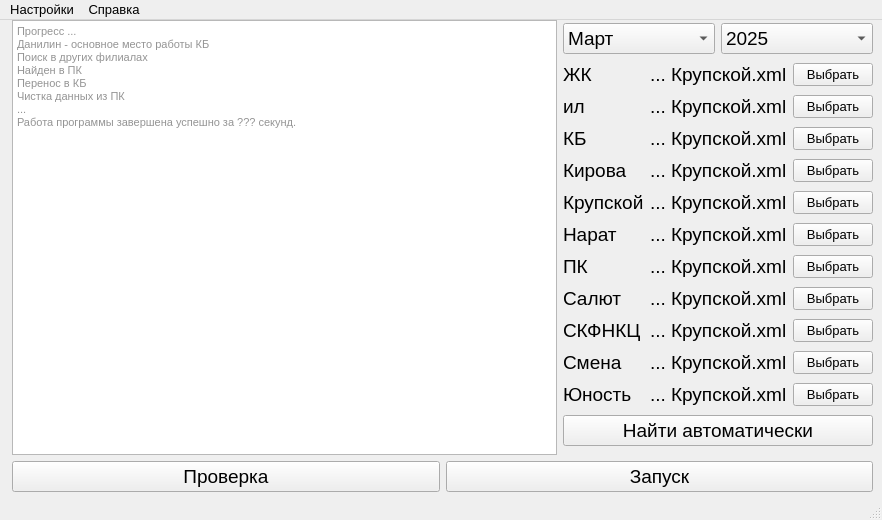
This is ui/Main.ui in Killk4/xmc1C as Qt 5 draws it before an edit. The edited form follows.
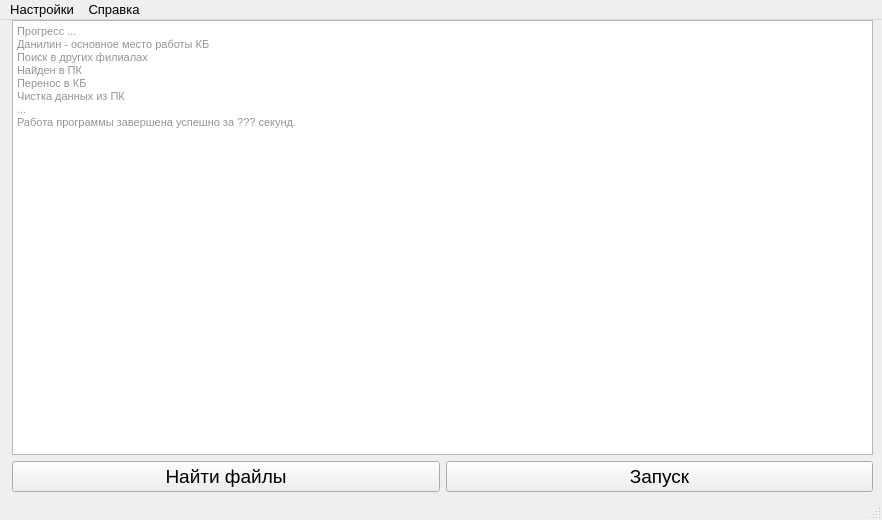
This is the edited form.

Commit message: Упрощенно взаимодействие с интерфесом

Diff of the .ui file:
```diff
--- a/ui/Main.ui
+++ b/ui/Main.ui
@@ -67,557 +67,12 @@
          </property>
         </widget>
        </item>
-       <item>
-        <layout class="QVBoxLayout" name="verticalLayout">
-         <item>
-          <layout class="QHBoxLayout" name="horizontalLayout_15">
-           <item>
-            <widget class="QComboBox" name="month_box">
-             <property name="font">
-              <font>
-               <pointsize>14</pointsize>
-              </font>
-             </property>
-             <property name="currentIndex">
-              <number>2</number>
-             </property>
-             <item>
-              <property name="text">
-               <string>Январь</string>
-              </property>
-             </item>
-             <item>
-              <property name="text">
-               <string>Февраль</string>
-              </property>
-             </item>
-             <item>
-              <property name="text">
-               <string>Март</string>
-              </property>
-             </item>
-             <item>
-              <property name="text">
-               <string>Апрель</string>
-              </property>
-             </item>
-             <item>
-              <property name="text">
-               <string>Май</string>
-              </property>
-             </item>
-             <item>
-              <property name="text">
-               <string>Июнь</string>
-              </property>
-             </item>
-             <item>
-              <property name="text">
-               <string>Июль</string>
-              </property>
-             </item>
-             <item>
-              <property name="text">
-               <string>Август</string>
-              </property>
-             </item>
-             <item>
-              <property name="text">
-               <string>Сентябрь</string>
-              </property>
-             </item>
-             <item>
-              <property name="text">
-               <string>Октябрь</string>
-              </property>
-             </item>
-             <item>
-              <property name="text">
-               <string>Ноябрь</string>
-              </property>
-             </item>
-             <item>
-              <property name="text">
-               <string>Декабрь</string>
-              </property>
-             </item>
-            </widget>
-           </item>
-           <item>
-            <widget class="QComboBox" name="year_box">
-             <property name="font">
-              <font>
-               <pointsize>14</pointsize>
-              </font>
-             </property>
-             <property name="currentText">
-              <string>2025</string>
-             </property>
-             <property name="currentIndex">
-              <number>5</number>
-             </property>
-             <item>
-              <property name="text">
-               <string>2020</string>
-              </property>
-             </item>
-             <item>
-              <property name="text">
-               <string>2021</string>
-              </property>
-             </item>
-             <item>
-              <property name="text">
-               <string>2022</string>
-              </property>
-             </item>
-             <item>
-              <property name="text">
-               <string>2023</string>
-              </property>
-             </item>
-             <item>
-              <property name="text">
-               <string>2024</string>
-              </property>
-             </item>
-             <item>
-              <property name="text">
-               <string>2025</string>
-              </property>
-             </item>
-            </widget>
-           </item>
-          </layout>
-         </item>
-         <item>
-          <layout class="QHBoxLayout" name="horizontalLayout_5">
-           <item>
-            <widget class="QLabel" name="JK_lable">
-             <property name="font">
-              <font>
-               <family>Tahoma</family>
-               <pointsize>14</pointsize>
-              </font>
-             </property>
-             <property name="text">
-              <string>ЖК</string>
-             </property>
-            </widget>
-           </item>
-           <item>
-            <widget class="QLabel" name="JK_file_label">
-             <property name="font">
-              <font>
-               <family>Tahoma</family>
-               <pointsize>14</pointsize>
-              </font>
-             </property>
-             <property name="text">
-              <string>... Крупской.xml</string>
-             </property>
-            </widget>
-           </item>
-           <item>
-            <widget class="QPushButton" name="JK_select_btn">
-             <property name="text">
-              <string>Выбрать</string>
-             </property>
-            </widget>
-           </item>
-          </layout>
-         </item>
-         <item>
-          <layout class="QHBoxLayout" name="horizontalLayout">
-           <item>
-            <widget class="QLabel" name="IL_label">
-             <property name="font">
-              <font>
-               <family>Tahoma</family>
-               <pointsize>14</pointsize>
-              </font>
-             </property>
-             <property name="text">
-              <string>ил</string>
-             </property>
-            </widget>
-           </item>
-           <item>
-            <widget class="QLabel" name="IL_file_label">
-             <property name="font">
-              <font>
-               <family>Tahoma</family>
-               <pointsize>14</pointsize>
-              </font>
-             </property>
-             <property name="text">
-              <string>... Крупской.xml</string>
-             </property>
-            </widget>
-           </item>
-           <item>
-            <widget class="QPushButton" name="IL_select_btn">
-             <property name="text">
-              <string>Выбрать</string>
-             </property>
-            </widget>
-           </item>
-          </layout>
-         </item>
-         <item>
-          <layout class="QHBoxLayout" name="horizontalLayout_8">
-           <item>
-            <widget class="QLabel" name="KB_label">
-             <property name="font">
-              <font>
-               <family>Tahoma</family>
-               <pointsize>14</pointsize>
-              </font>
-             </property>
-             <property name="text">
-              <string>КБ</string>
-             </property>
-            </widget>
-           </item>
-           <item>
-            <widget class="QLabel" name="KB_file_label">
-             <property name="font">
-              <font>
-               <family>Tahoma</family>
-               <pointsize>14</pointsize>
-              </font>
-             </property>
-             <property name="text">
-              <string>... Крупской.xml</string>
-             </property>
-            </widget>
-           </item>
-           <item>
-            <widget class="QPushButton" name="KB_select_btn">
-             <property name="text">
-              <string>Выбрать</string>
-             </property>
-            </widget>
-           </item>
-          </layout>
-         </item>
-         <item>
-          <layout class="QHBoxLayout" name="horizontalLayout_4">
-           <item>
-            <widget class="QLabel" name="KV_label">
-             <property name="font">
-              <font>
-               <family>Tahoma</family>
-               <pointsize>14</pointsize>
-              </font>
-             </property>
-             <property name="text">
-              <string>Кирова</string>
-             </property>
-            </widget>
-           </item>
-           <item>
-            <widget class="QLabel" name="KV_file_label">
-             <property name="font">
-              <font>
-               <family>Tahoma</family>
-               <pointsize>14</pointsize>
-              </font>
-             </property>
-             <property name="text">
-              <string>... Крупской.xml</string>
-             </property>
-            </widget>
-           </item>
-           <item>
-            <widget class="QPushButton" name="KV_select_btn">
-             <property name="text">
-              <string>Выбрать</string>
-             </property>
-            </widget>
-           </item>
-          </layout>
-         </item>
-         <item>
-          <layout class="QHBoxLayout" name="horizontalLayout_12">
-           <item>
-            <widget class="QLabel" name="KP_label">
-             <property name="font">
-              <font>
-               <family>Tahoma</family>
-               <pointsize>14</pointsize>
-              </font>
-             </property>
-             <property name="text">
-              <string>Крупской</string>
-             </property>
-            </widget>
-           </item>
-           <item>
-            <widget class="QLabel" name="KP_file_label">
-             <property name="font">
-              <font>
-               <family>Tahoma</family>
-               <pointsize>14</pointsize>
-              </font>
-             </property>
-             <property name="text">
-              <string>... Крупской.xml</string>
-             </property>
-            </widget>
-           </item>
-           <item>
-            <widget class="QPushButton" name="KP_select_btn">
-             <property name="text">
-              <string>Выбрать</string>
-             </property>
-            </widget>
-           </item>
-          </layout>
-         </item>
-         <item>
-          <layout class="QHBoxLayout" name="horizontalLayout_6">
-           <item>
-            <widget class="QLabel" name="NR_label">
-             <property name="font">
-              <font>
-               <family>Tahoma</family>
-               <pointsize>14</pointsize>
-              </font>
-             </property>
-             <property name="text">
-              <string>Нарат</string>
-             </property>
-            </widget>
-           </item>
-           <item>
-            <widget class="QLabel" name="NR_file_label">
-             <property name="font">
-              <font>
-               <family>Tahoma</family>
-               <pointsize>14</pointsize>
-              </font>
-             </property>
-             <property name="text">
-              <string>... Крупской.xml</string>
-             </property>
-            </widget>
-           </item>
-           <item>
-            <widget class="QPushButton" name="NR_select_btn">
-             <property name="text">
-              <string>Выбрать</string>
-             </property>
-            </widget>
-           </item>
-          </layout>
-         </item>
-         <item>
-          <layout class="QHBoxLayout" name="horizontalLayout_7">
-           <item>
-            <widget class="QLabel" name="PK_label">
-             <property name="font">
-              <font>
-               <family>Tahoma</family>
-               <pointsize>14</pointsize>
-              </font>
-             </property>
-             <property name="text">
-              <string>ПК</string>
-             </property>
-            </widget>
-           </item>
-           <item>
-            <widget class="QLabel" name="PK_file_label">
-             <property name="font">
-              <font>
-               <family>Tahoma</family>
-               <pointsize>14</pointsize>
-              </font>
-             </property>
-             <property name="text">
-              <string>... Крупской.xml</string>
-             </property>
-            </widget>
-           </item>
-           <item>
-            <widget class="QPushButton" name="PK_select_btn">
-             <property name="text">
-              <string>Выбрать</string>
-             </property>
-            </widget>
-           </item>
-          </layout>
-         </item>
-         <item>
-          <layout class="QHBoxLayout" name="horizontalLayout_11">
-           <item>
-            <widget class="QLabel" name="SL_label">
-             <property name="font">
-              <font>
-               <family>Tahoma</family>
-               <pointsize>14</pointsize>
-              </font>
-             </property>
-             <property name="text">
-              <string>Салют</string>
-             </property>
-            </widget>
-           </item>
-           <item>
-            <widget class="QLabel" name="SL_file_label">
-             <property name="font">
-              <font>
-               <family>Tahoma</family>
-               <pointsize>14</pointsize>
-              </font>
-             </property>
-             <property name="text">
-              <string>... Крупской.xml</string>
-             </property>
-            </widget>
-           </item>
-           <item>
-            <widget class="QPushButton" name="SL_select_btn">
-             <property name="text">
-              <string>Выбрать</string>
-             </property>
-            </widget>
-           </item>
-          </layout>
-         </item>
-         <item>
-          <layout class="QHBoxLayout" name="horizontalLayout_9">
-           <item>
-            <widget class="QLabel" name="SK_label">
-             <property name="font">
-              <font>
-               <family>Tahoma</family>
-               <pointsize>14</pointsize>
-              </font>
-             </property>
-             <property name="text">
-              <string>СКФНКЦ</string>
-             </property>
-            </widget>
-           </item>
-           <item>
-            <widget class="QLabel" name="SK_file_label">
-             <property name="font">
-              <font>
-               <family>Tahoma</family>
-               <pointsize>14</pointsize>
-              </font>
-             </property>
-             <property name="text">
-              <string>... Крупской.xml</string>
-             </property>
-            </widget>
-           </item>
-           <item>
-            <widget class="QPushButton" name="SK_select_btn">
-             <property name="text">
-              <string>Выбрать</string>
-             </property>
-            </widget>
-           </item>
-          </layout>
-         </item>
-         <item>
-          <layout class="QHBoxLayout" name="horizontalLayout_10">
-           <item>
-            <widget class="QLabel" name="SM_label">
-             <property name="font">
-              <font>
-               <family>Tahoma</family>
-               <pointsize>14</pointsize>
-              </font>
-             </property>
-             <property name="text">
-              <string>Смена</string>
-             </property>
-            </widget>
-           </item>
-           <item>
-            <widget class="QLabel" name="SM_file_label">
-             <property name="font">
-              <font>
-               <family>Tahoma</family>
-               <pointsize>14</pointsize>
-              </font>
-             </property>
-             <property name="text">
-              <string>... Крупской.xml</string>
-             </property>
-            </widget>
-           </item>
-           <item>
-            <widget class="QPushButton" name="SM_select_btn">
-             <property name="text">
-              <string>Выбрать</string>
-             </property>
-            </widget>
-           </item>
-          </layout>
-         </item>
-         <item>
-          <layout class="QHBoxLayout" name="horizontalLayout_3">
-           <item>
-            <widget class="QLabel" name="UN_label">
-             <property name="font">
-              <font>
-               <family>Tahoma</family>
-               <pointsize>14</pointsize>
-              </font>
-             </property>
-             <property name="text">
-              <string>Юность</string>
-             </property>
-            </widget>
-           </item>
-           <item>
-            <widget class="QLabel" name="UN_file_label">
-             <property name="font">
-              <font>
-               <family>Tahoma</family>
-               <pointsize>14</pointsize>
-              </font>
-             </property>
-             <property name="text">
-              <string>... Крупской.xml</string>
-             </property>
-            </widget>
-           </item>
-           <item>
-            <widget class="QPushButton" name="UN_select_btn">
-             <property name="text">
-              <string>Выбрать</string>
-             </property>
-            </widget>
-           </item>
-          </layout>
-         </item>
-         <item>
-          <widget class="QPushButton" name="autofind_btn">
-           <property name="font">
-            <font>
-             <family>Tahoma</family>
-             <pointsize>14</pointsize>
-            </font>
-           </property>
-           <property name="text">
-            <string>Найти автоматически</string>
-           </property>
-          </widget>
-         </item>
-        </layout>
-       </item>
       </layout>
      </item>
      <item>
       <layout class="QHBoxLayout" name="horizontalLayout_14">
        <item>
-        <widget class="QPushButton" name="check_btn">
+        <widget class="QPushButton" name="autofind_btn">
          <property name="font">
           <font>
            <family>Tahoma</family>
@@ -625,7 +80,7 @@
           </font>
          </property>
          <property name="text">
-          <string>Проверка</string>
+          <string>Найти файлы</string>
          </property>
         </widget>
        </item>
```
The commit also changes 2 other files.
